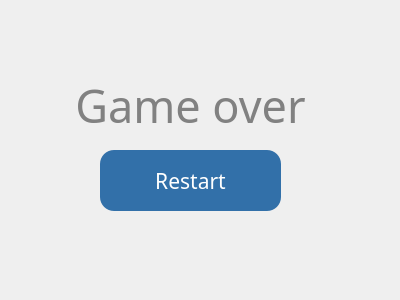
First picture: the form in death.ui, repository zhangpj15/TheDiaryOfSurvival, before the edit.
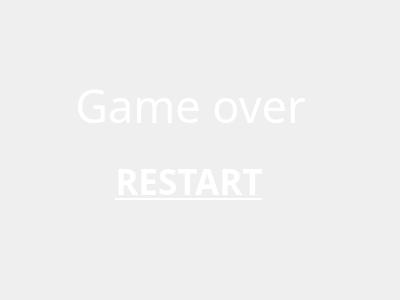
Second picture: the form after the edit. Icons and pictures are not drawn.

Diff of the .ui file:
```diff
--- a/death.ui
+++ b/death.ui
@@ -28,9 +28,27 @@
       <colorrole role="WindowText">
        <brush brushstyle="SolidPattern">
         <color alpha="255">
-         <red>129</red>
-         <green>129</green>
-         <blue>129</blue>
+         <red>255</red>
+         <green>255</green>
+         <blue>255</blue>
+        </color>
+       </brush>
+      </colorrole>
+      <colorrole role="Text">
+       <brush brushstyle="SolidPattern">
+        <color alpha="255">
+         <red>255</red>
+         <green>255</green>
+         <blue>255</blue>
+        </color>
+       </brush>
+      </colorrole>
+      <colorrole role="ButtonText">
+       <brush brushstyle="SolidPattern">
+        <color alpha="255">
+         <red>255</red>
+         <green>255</green>
+         <blue>255</blue>
         </color>
        </brush>
       </colorrole>
@@ -39,9 +57,27 @@
       <colorrole role="WindowText">
        <brush brushstyle="SolidPattern">
         <color alpha="255">
-         <red>129</red>
-         <green>129</green>
-         <blue>129</blue>
+         <red>255</red>
+         <green>255</green>
+         <blue>255</blue>
+        </color>
+       </brush>
+      </colorrole>
+      <colorrole role="Text">
+       <brush brushstyle="SolidPattern">
+        <color alpha="255">
+         <red>255</red>
+         <green>255</green>
+         <blue>255</blue>
+        </color>
+       </brush>
+      </colorrole>
+      <colorrole role="ButtonText">
+       <brush brushstyle="SolidPattern">
+        <color alpha="255">
+         <red>255</red>
+         <green>255</green>
+         <blue>255</blue>
         </color>
        </brush>
       </colorrole>
@@ -50,9 +86,27 @@
       <colorrole role="WindowText">
        <brush brushstyle="SolidPattern">
         <color alpha="255">
-         <red>120</red>
-         <green>120</green>
-         <blue>120</blue>
+         <red>255</red>
+         <green>255</green>
+         <blue>255</blue>
+        </color>
+       </brush>
+      </colorrole>
+      <colorrole role="Text">
+       <brush brushstyle="SolidPattern">
+        <color alpha="255">
+         <red>255</red>
+         <green>255</green>
+         <blue>255</blue>
+        </color>
+       </brush>
+      </colorrole>
+      <colorrole role="ButtonText">
+       <brush brushstyle="SolidPattern">
+        <color alpha="255">
+         <red>255</red>
+         <green>255</green>
+         <blue>255</blue>
         </color>
        </brush>
       </colorrole>
@@ -66,7 +120,12 @@
     </font>
    </property>
    <property name="styleSheet">
-    <string notr="true"/>
+    <string notr="true">QLabel{
+border: 0px;
+color:#FFFFFF;
+border-radius: 7px;
+
+}</string>
    </property>
    <property name="text">
     <string>Game over</string>
@@ -78,24 +137,27 @@
   <widget class="QPushButton" name="btnRestart">
    <property name="geometry">
     <rect>
-     <x>100</x>
-     <y>150</y>
-     <width>181</width>
-     <height>61</height>
+     <x>110</x>
+     <y>160</y>
+     <width>158</width>
+     <height>42</height>
     </rect>
    </property>
    <property name="font">
     <font>
-     <family>微软雅黑</family>
-     <pointsize>16</pointsize>
+     <family>Agency FB</family>
+     <pointsize>26</pointsize>
+     <weight>75</weight>
+     <bold>true</bold>
+     <underline>true</underline>
     </font>
    </property>
    <property name="styleSheet">
     <string notr="true">QPushButton{
 border: 0px;
 color:#FFFFFF;
-border-radius: 14px;
-background-color: rgb(50, 112, 169);
+border-radius: 7px;
+
 }
 
 QPushButton:hover{
@@ -111,17 +173,7 @@
 }</string>
    </property>
    <property name="text">
-    <string>Restart</string>
-   </property>
-   <property name="icon">
-    <iconset>
-     <normaloff>:/type/res/config/ico/restart.png</normaloff>:/type/res/config/ico/restart.png</iconset>
-   </property>
-   <property name="iconSize">
-    <size>
-     <width>44</width>
-     <height>44</height>
-    </size>
+    <string>RESTART</string>
    </property>
   </widget>
  </widget>
```
Left out of the diff: 8 changed lines with no effect on the pictures.
